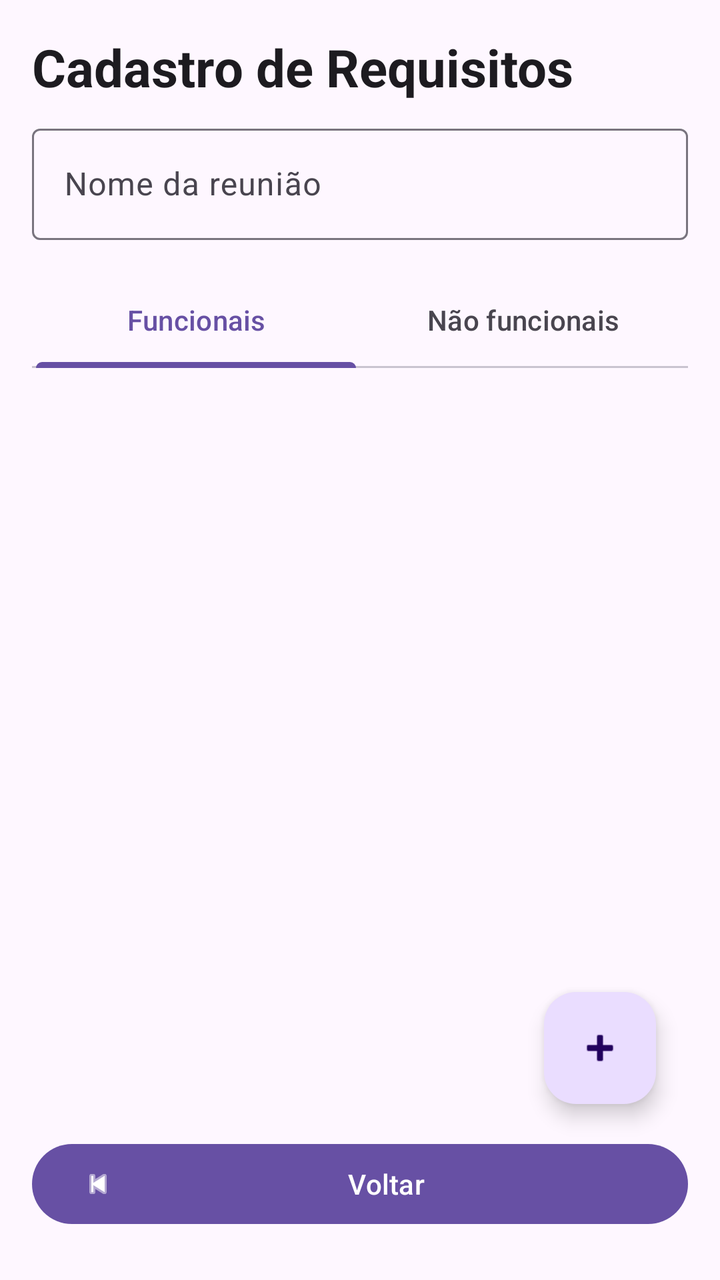
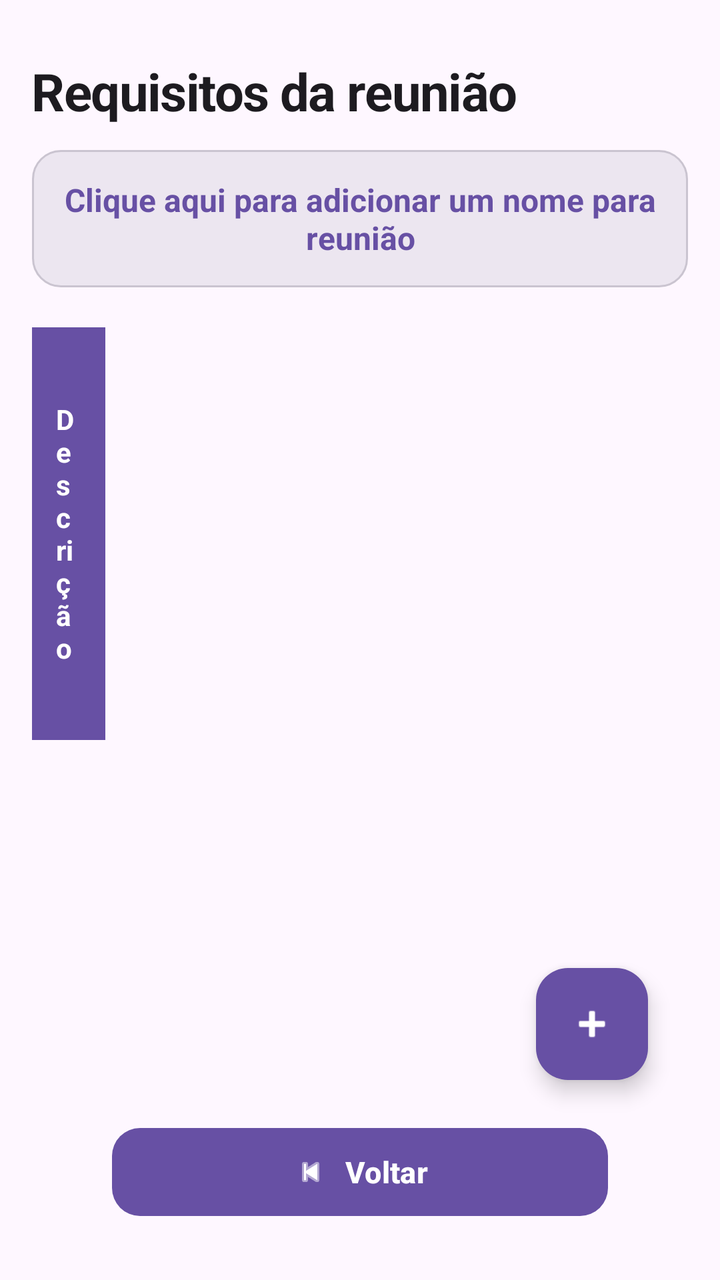

An Android layout rendered at two revisions. The XML below is the earlier revision; the diff shows what the commit changed to produce the second picture.
<!-- AndroidManifest.xml: application theme Theme.TaskManagER -->
<!-- res/layout/activity_requirements.xml -->
<?xml version="1.0" encoding="utf-8"?>
<androidx.constraintlayout.widget.ConstraintLayout
    xmlns:android="http://schemas.android.com/apk/res/android"
    xmlns:app="http://schemas.android.com/apk/res-auto"
    android:layout_width="match_parent"
    android:layout_height="match_parent"
    android:padding="16dp">

    <TextView
        android:id="@+id/tvRequirementsTitle"
        android:layout_width="0dp"
        android:layout_height="wrap_content"
        android:text="Cadastro de Requisitos"
        android:textSize="26sp"
        android:textStyle="bold"
        android:textColor="?attr/colorOnSurface"
        app:layout_constraintTop_toTopOf="parent"
        app:layout_constraintStart_toStartOf="parent"
        app:layout_constraintEnd_toEndOf="parent" />

    <com.google.android.material.textfield.TextInputLayout
        android:id="@+id/tilReunionName"
        android:layout_width="0dp"
        android:layout_height="wrap_content"
        android:layout_marginTop="8dp"
        android:hint="Nome da reunião"
        app:layout_constraintTop_toBottomOf="@id/tvRequirementsTitle"
        app:layout_constraintStart_toStartOf="parent"
        app:layout_constraintEnd_toEndOf="parent">

        <com.google.android.material.textfield.TextInputEditText
            android:id="@+id/etReunionName"
            android:layout_width="match_parent"
            android:layout_height="wrap_content"
            android:inputType="textCapSentences"
            android:maxLines="1" />

    </com.google.android.material.textfield.TextInputLayout>

    <com.google.android.material.tabs.TabLayout
        android:id="@+id/tabRequirements"
        android:layout_width="0dp"
        android:layout_height="wrap_content"
        android:layout_marginTop="16dp"
        app:tabMode="fixed"
        app:tabGravity="fill"
        app:tabIndicatorFullWidth="true"
        app:layout_constraintTop_toBottomOf="@id/tilReunionName"
        app:layout_constraintStart_toStartOf="parent"
        app:layout_constraintEnd_toEndOf="parent">

        <com.google.android.material.tabs.TabItem
            android:layout_width="wrap_content"
            android:layout_height="wrap_content"
            android:text="Funcionais" />

        <com.google.android.material.tabs.TabItem
            android:layout_width="wrap_content"
            android:layout_height="wrap_content"
            android:text="Não funcionais" />

    </com.google.android.material.tabs.TabLayout>

    <androidx.viewpager2.widget.ViewPager2
        android:id="@+id/vpRequirements"
        android:layout_width="0dp"
        android:layout_height="0dp"
        android:layout_marginTop="8dp"
        app:layout_constraintTop_toBottomOf="@id/tabRequirements"
        app:layout_constraintBottom_toTopOf="@id/btnReturn"
        app:layout_constraintStart_toStartOf="parent"
        app:layout_constraintEnd_toEndOf="parent" />

    <com.google.android.material.floatingactionbutton.FloatingActionButton
        android:id="@+id/fabAddRequirement"
        android:layout_width="wrap_content"
        android:layout_height="wrap_content"
        android:layout_margin="16dp"
        android:contentDescription="Adicionar requisito"
        app:srcCompat="@android:drawable/ic_input_add"
        app:layout_constraintEnd_toEndOf="parent"
        app:layout_constraintBottom_toTopOf="@id/btnReturn" />

    <com.google.android.material.button.MaterialButton
        android:id="@+id/btnReturn"
        android:layout_width="0dp"
        android:layout_height="wrap_content"
        android:layout_marginBottom="8dp"
        android:text="Voltar"
        app:icon="@android:drawable/ic_media_previous"
        app:layout_constraintBottom_toBottomOf="parent"
        app:layout_constraintStart_toStartOf="parent"
        app:layout_constraintEnd_toEndOf="parent" />

</androidx.constraintlayout.widget.ConstraintLayout>
<!-- resources referenced by this layout -->
<resources>
  <style name="Theme.TaskManagER" parent="Base.Theme.TaskManagER" />
  <style name="Base.Theme.TaskManagER" parent="Theme.Material3.DayNight.NoActionBar">
          
          
      </style>
</resources>

<!-- the commit's change to res/layout/activity_requirements.xml (unified diff, before → after) -->
@@ -4,90 +4,177 @@
     xmlns:app="http://schemas.android.com/apk/res-auto"
     android:layout_width="match_parent"
     android:layout_height="match_parent"
+    android:background="?attr/colorSurface"
     android:padding="16dp">
 
+    
     <TextView
         android:id="@+id/tvRequirementsTitle"
         android:layout_width="0dp"
         android:layout_height="wrap_content"
-        android:text="Cadastro de Requisitos"
+        android:layout_marginTop="12dp"
+        android:text="Requisitos da reunião"
         android:textSize="26sp"
         android:textStyle="bold"
         android:textColor="?attr/colorOnSurface"
+        android:letterSpacing="-0.02"
         app:layout_constraintTop_toTopOf="parent"
         app:layout_constraintStart_toStartOf="parent"
         app:layout_constraintEnd_toEndOf="parent" />
 
-    <com.google.android.material.textfield.TextInputLayout
-        android:id="@+id/tilReunionName"
+    
+    <TextView
+        android:id="@+id/tvReunionName"
         android:layout_width="0dp"
         android:layout_height="wrap_content"
-        android:layout_marginTop="8dp"
-        android:hint="Nome da reunião"
+        android:layout_marginTop="12dp"
+        android:padding="14dp"
+        android:gravity="center"
+        android:text="Clique aqui para adicionar um nome para reunião"
+        android:textSize="16sp"
+        android:textStyle="bold"
+        android:textColor="?attr/colorPrimary"
+        android:background="@drawable/bg_reunion_name"
+        android:clickable="true"
+        android:focusable="true"
+        android:minHeight="52dp"
         app:layout_constraintTop_toBottomOf="@id/tvRequirementsTitle"
+        app:layout_constraintStart_toStartOf="parent"
+        app:layout_constraintEnd_toEndOf="parent" />
+
+    
+    <HorizontalScrollView
+        android:id="@+id/hScrollRequirements"
+        android:layout_width="0dp"
+        android:layout_height="0dp"
+        android:layout_marginTop="20dp"
+        android:layout_marginBottom="12dp"
+        android:fillViewport="false"
+        android:scrollbars="horizontal"
+        android:clipToPadding="false"
+        app:layout_constraintTop_toBottomOf="@id/tvReunionName"
+        app:layout_constraintBottom_toTopOf="@id/btnReturn"
         app:layout_constraintStart_toStartOf="parent"
         app:layout_constraintEnd_toEndOf="parent">
 
-        <com.google.android.material.textfield.TextInputEditText
-            android:id="@+id/etReunionName"
-            android:layout_width="match_parent"
-            android:layout_height="wrap_content"
-            android:inputType="textCapSentences"
-            android:maxLines="1" />
+        <ScrollView
+            android:layout_width="wrap_content"
+            android:layout_height="match_parent"
+            android:fillViewport="false"
+            android:scrollbars="vertical">
 
-    </com.google.android.material.textfield.TextInputLayout>
+            <TableLayout
+                android:id="@+id/tableRequirements"
+                android:layout_width="wrap_content"
+                android:layout_height="wrap_content"
+                android:background="?attr/colorSurfaceContainerLow"
+                android:shrinkColumns="*"
+                android:stretchColumns="*">
 
-    <com.google.android.material.tabs.TabLayout
-        android:id="@+id/tabRequirements"
-        android:layout_width="0dp"
-        android:layout_height="wrap_content"
-        android:layout_marginTop="16dp"
-        app:tabMode="fixed"
-        app:tabGravity="fill"
-        app:tabIndicatorFullWidth="true"
-        app:layout_constraintTop_toBottomOf="@id/tilReunionName"
-        app:layout_constraintStart_toStartOf="parent"
-        app:layout_constraintEnd_toEndOf="parent">
+                
+                <TableRow
+                    android:layout_width="wrap_content"
+                    android:layout_height="wrap_content"
+                    android:background="?attr/colorPrimary"
+                    android:gravity="center_vertical">
 
-        <com.google.android.material.tabs.TabItem
-            android:layout_width="wrap_content"
-            android:layout_height="wrap_content"
-            android:text="Funcionais" />
+                    <TextView
+                        android:layout_width="172dp"
+                        android:layout_height="match_parent"
+                        android:gravity="center_vertical"
+                        android:padding="12dp"
+                        android:text="Descrição"
+                        android:textColor="?attr/colorOnPrimary"
+                        android:textSize="14sp"
+                        android:textStyle="bold" />
 
-        <com.google.android.material.tabs.TabItem
-            android:layout_width="wrap_content"
-            android:layout_height="wrap_content"
-            android:text="Não funcionais" />
+                    <TextView
+                        android:layout_width="136dp"
+                        android:layout_height="match_parent"
+                        android:gravity="center_vertical"
+                        android:padding="12dp"
+                        android:text="Tipo"
+                        android:textColor="?attr/colorOnPrimary"
+                        android:textSize="14sp"
+                        android:textStyle="bold" />
 
-    </com.google.android.material.tabs.TabLayout>
+                    <TextView
+                        android:layout_width="125dp"
+                        android:layout_height="match_parent"
+                        android:gravity="center_vertical"
+                        android:padding="12dp"
+                        android:text="Importância"
+                        android:textColor="?attr/colorOnPrimary"
+                        android:textSize="14sp"
+                        android:textStyle="bold" />
 
-    <androidx.viewpager2.widget.ViewPager2
-        android:id="@+id/vpRequirements"
-        android:layout_width="0dp"
-        android:layout_height="0dp"
-        android:layout_marginTop="8dp"
-        app:layout_constraintTop_toBottomOf="@id/tabRequirements"
-        app:layout_constraintBottom_toTopOf="@id/btnReturn"
-        app:layout_constraintStart_toStartOf="parent"
-        app:layout_constraintEnd_toEndOf="parent" />
+                    <TextView
+                        android:layout_width="122dp"
+                        android:layout_height="match_parent"
+                        android:gravity="center_vertical"
+                        android:padding="12dp"
+                        android:text="Dificuldade"
+                        android:textColor="?attr/colorOnPrimary"
+                        android:textSize="14sp"
+                        android:textStyle="bold" />
 
+                    <TextView
+                        android:layout_width="132dp"
+                        android:layout_height="match_parent"
+                        android:gravity="center_vertical"
+                        android:padding="12dp"
+                        android:text="Tempo (h)"
+                        android:textColor="?attr/colorOnPrimary"
+                        android:textSize="14sp"
+                        android:textStyle="bold" />
+
+                    <TextView
+                        android:layout_width="140dp"
+                        android:layout_height="match_parent"
+                        android:gravity="center"
+                        android:padding="12dp"
+                        android:text="Ações"
+                        android:textColor="?attr/colorOnPrimary"
+                        android:textSize="14sp"
+                        android:textStyle="bold" />
+
+                </TableRow>
+
+            </TableLayout>
+
+        </ScrollView>
+
+    </HorizontalScrollView>
+
+    
     <com.google.android.material.floatingactionbutton.FloatingActionButton
         android:id="@+id/fabAddRequirement"
         android:layout_width="wrap_content"
         android:layout_height="wrap_content"
-        android:layout_margin="16dp"
+        android:layout_margin="20dp"
         android:contentDescription="Adicionar requisito"
+        android:elevation="6dp"
+        app:backgroundTint="?attr/colorPrimary"
+        app:tint="?attr/colorOnPrimary"
         app:srcCompat="@android:drawable/ic_input_add"
-        app:layout_constraintEnd_toEndOf="parent"
-        app:layout_constraintBottom_toTopOf="@id/btnReturn" />
+        app:layout_constraintBottom_toTopOf="@id/btnReturn"
+        app:layout_constraintEnd_toEndOf="parent" />
 
+    
     <com.google.android.material.button.MaterialButton
         android:id="@+id/btnReturn"
         android:layout_width="0dp"
         android:layout_height="wrap_content"
-        android:layout_marginBottom="8dp"
+        android:layout_marginStart="40dp"
+        android:layout_marginEnd="40dp"
+        android:layout_marginBottom="12dp"
+        android:minHeight="52dp"
         android:text="Voltar"
+        android:textSize="15sp"
+        android:textStyle="bold"
+        app:cornerRadius="14dp"
         app:icon="@android:drawable/ic_media_previous"
+        app:iconGravity="textStart"
         app:layout_constraintBottom_toBottomOf="parent"
         app:layout_constraintStart_toStartOf="parent"
         app:layout_constraintEnd_toEndOf="parent" />
<!-- resource entries referenced after the edit -->
@@ -1,5 +1,19 @@
 <!-- resources referenced by this layout -->
 <resources>
+  <!-- drawable bg_reunion_name (drawable) -->
+  <?xml version="1.0" encoding="utf-8"?>
+  <shape xmlns:android="http://schemas.android.com/apk/res/android">
+      <solid android:color="?attr/colorSurfaceContainerHigh" />
+      <corners android:radius="14dp" />
+      <stroke
+          android:width="1dp"
+          android:color="?attr/colorOutlineVariant" />
+      <padding
+          android:left="8dp"
+          android:top="4dp"
+          android:right="8dp"
+          android:bottom="4dp" />
+  </shape>
   <style name="Theme.TaskManagER" parent="Base.Theme.TaskManagER" />
   <style name="Base.Theme.TaskManagER" parent="Theme.Material3.DayNight.NoActionBar">
           
